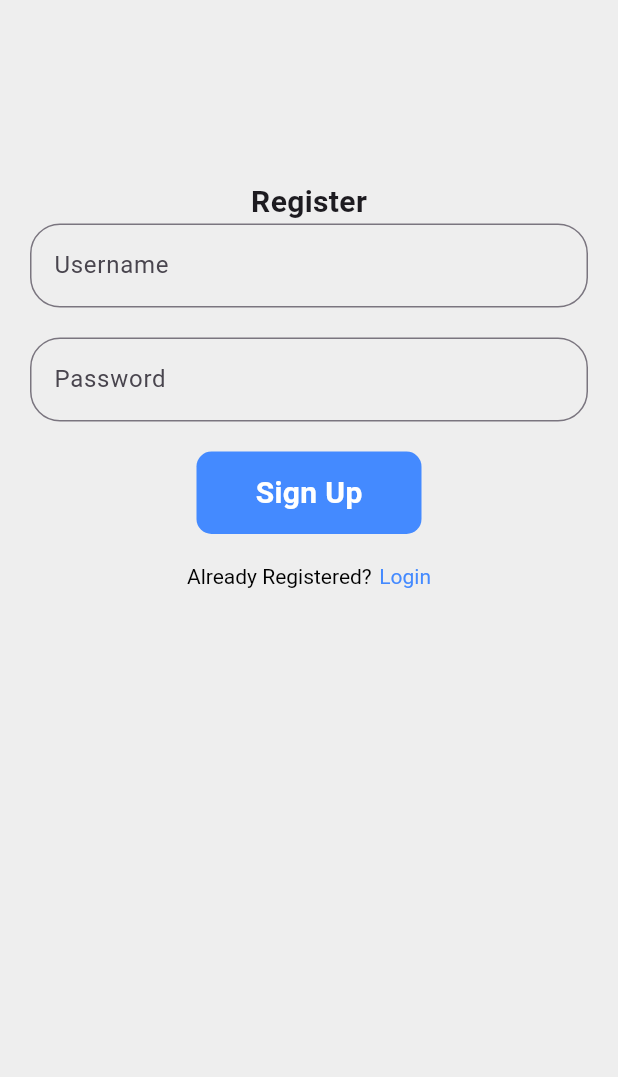
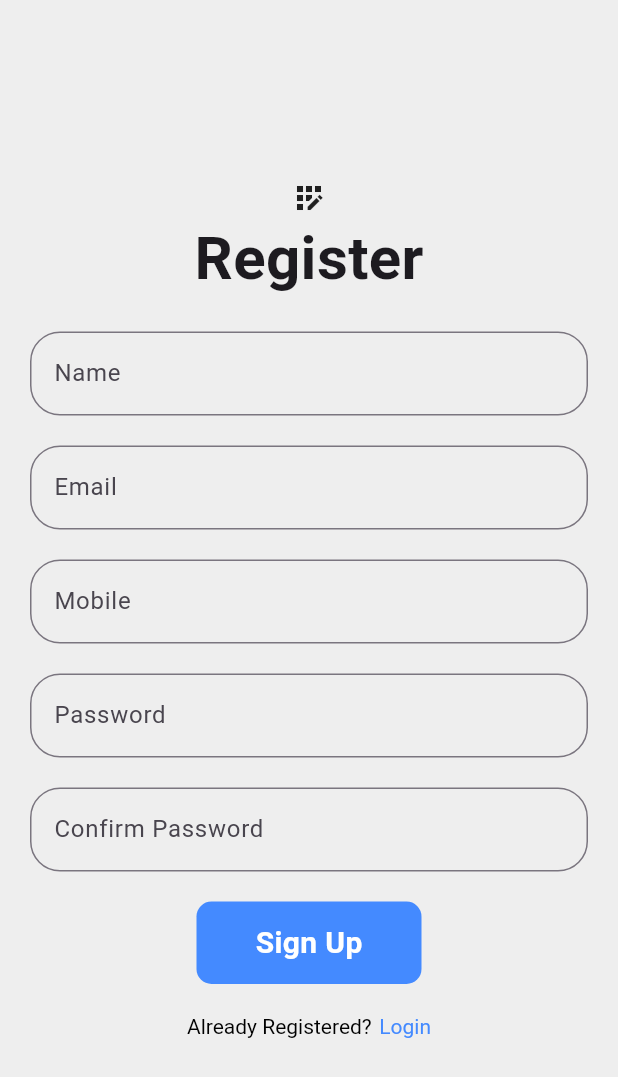
Before and after one commit to aghori90/flutter_auth, a Flutter app: the Register screen opened directly, on a phone screen of 412 x 824 dp. Shown: the top 1077 px of the screen. Run offline on Flutter 3.47's test engine with Material 2 defaults, Android fonts, the phone set to English and light mode, and no system bars.

Commit message:
upto register form

```diff
--- a/lib/screen/login.dart
+++ b/lib/screen/login.dart
@@ -76,15 +76,15 @@ class _LoginState extends State<Login> {
                           style: TextStyle(color: Colors.black)),
                       WidgetSpan(
                           child: SizedBox(
-                        width: 5,
-                      )),
+                            width: 5,
+                          )),
                       TextSpan(
                           text: 'Register here',
                           style: TextStyle(color: Colors.blueAccent),
                           recognizer: TapGestureRecognizer()
                             ..onTap = () {
                               // routing internal with link
-                              Navigator.of(context).push(MaterialPageRoute(
+                              Navigator.of(context).pushReplacement(MaterialPageRoute(
                                   builder: (context) => Register()));
                             }),
                     ],
--- a/lib/screen/register.dart
+++ b/lib/screen/register.dart
@@ -31,15 +31,21 @@ class _RegisterState extends State<Register> {
                 const SizedBox(
                   height: 120,
                 ),
+                Icon(Icons.app_registration_sharp),
                 Text(
                   'Register',
-                  style: TextStyle(fontWeight: FontWeight.bold, fontSize: 20),
+                  style: TextStyle(fontWeight: FontWeight.bold, fontSize: 40),
                 ),
+                const SizedBox(
+                  height: 20,
+                ),
+
+                // field 1 : name
                 TextField(
-                  keyboardType: TextInputType.emailAddress,
+                  keyboardType: TextInputType.text,
                   decoration: InputDecoration(
-                    hintText: 'Enter Username',
-                    labelText: 'Username',
+                    hintText: 'Enter Name',
+                    labelText: 'Name',
                     border: OutlineInputBorder(
                       borderRadius: BorderRadius.circular(20),
                     ),
@@ -48,12 +54,60 @@ class _RegisterState extends State<Register> {
                 const SizedBox(
                   height: 20,
                 ),
+
+                // field 2 : email
+                TextField(
+                  keyboardType: TextInputType.emailAddress,
+                  decoration: InputDecoration(
+                    hintText: 'Enter Email',
+                    labelText: 'Email',
+                    border: OutlineInputBorder(
+                      borderRadius: BorderRadius.circular(20),
+                    ),
+                  ),
+                ),
+                const SizedBox(
+                  height: 20,
+                ),
+
+                // field 3 : contact
+                TextField(
+                  keyboardType: TextInputType.number,
+                  decoration: InputDecoration(
+                    hintText: 'Enter Mobile',
+                    labelText: 'Mobile',
+                    border: OutlineInputBorder(
+                      borderRadius: BorderRadius.circular(20),
+                    ),
+                  ),
+                ),
+                const SizedBox(
+                  height: 20,
+                ),
+
+                // field 5 : password
                 TextField(
                   keyboardType: TextInputType.emailAddress,
                   obscureText: true,
                   decoration: InputDecoration(
                     hintText: 'Enter Password',
                     labelText: 'Password',
+                    border: OutlineInputBorder(
+                      borderRadius: BorderRadius.circular(20),
+                    ),
+                  ),
+                ),
+                const SizedBox(
+                  height: 20,
+                ),
+
+                // field 6 : Confirm password
+                TextField(
+                  keyboardType: TextInputType.emailAddress,
+                  obscureText: true,
+                  decoration: InputDecoration(
+                    hintText: 'Enter Confirm Password',
+                    labelText: 'Confirm Password',
                     border: OutlineInputBorder(
                       borderRadius: BorderRadius.circular(20),
                     ),
@@ -83,7 +137,7 @@ class _RegisterState extends State<Register> {
                           recognizer: TapGestureRecognizer()
                             ..onTap = () {
                               // navigate to login screen
-                              Navigator.of(context).push(MaterialPageRoute(
+                              Navigator.of(context).pushReplacement(MaterialPageRoute(
                                   builder: (context) => Login()));
                             }),
                     ],
```
Also changed, not shown: 1 other file.
